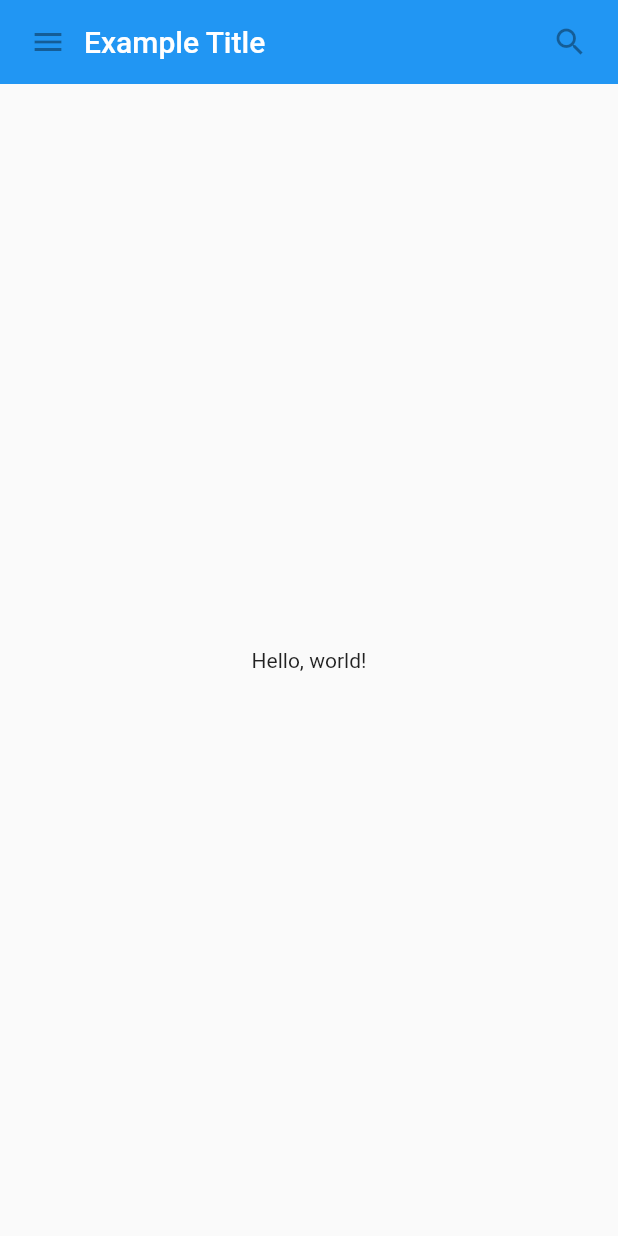
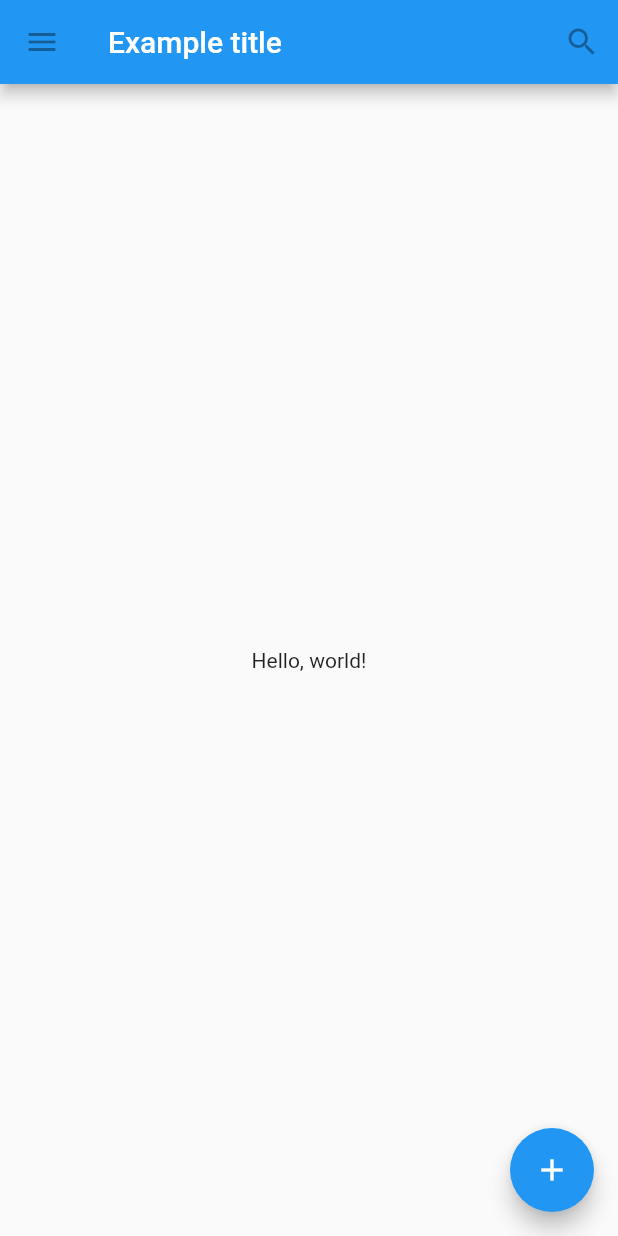
Before and after one commit to dohyun82/flutter-demo, a Flutter app: the screen it shows after launch, on a phone screen of 412 x 824 dp. Run offline on Flutter 3.47's test engine with Material 2 defaults, Android fonts, the phone set to English and light mode, and no system bars.

Commit message:
feat : Using Material Components

```diff
--- a/lib/main.dart
+++ b/lib/main.dart
@@ -14,11 +14,42 @@ void main() {
     /// Material 위젯을 사용하기 위해 MaterialApp 으로 실행한다.
     const MaterialApp(
       title: 'My app',
-      home: SafeArea(
-        child: MyScaffold(),
-      ),
+      home: TutorialHome(),
     ),
   );
+}
+
+class TutorialHome extends StatelessWidget {
+  const TutorialHome({Key? key}) : super(key: key);
+
+  @override
+  Widget build(BuildContext context) {
+    return Scaffold(
+      appBar: AppBar(
+        leading: const IconButton(
+          onPressed: null,
+          icon: Icon(Icons.menu),
+          tooltip: 'Navigation Menu',
+        ),
+        title: const Text('Example title'),
+        actions: const [
+          IconButton(
+            onPressed: null,
+            icon: Icon(Icons.search),
+            tooltip: 'Search',
+          ),
+        ],
+      ),
+      body: const Center(
+        child: Text('Hello, world!'),
+      ),
+      floatingActionButton: const FloatingActionButton(
+        onPressed: null,
+        tooltip: 'Add',
+        child: Icon(Icons.add),
+      ),
+    );
+  }
 }
 
 class MyAppBar extends StatelessWidget {
```
